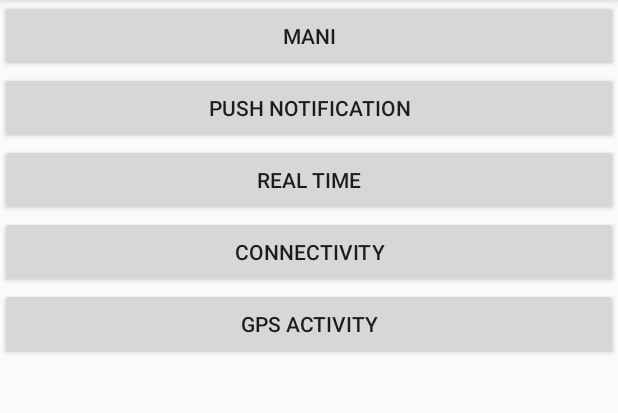
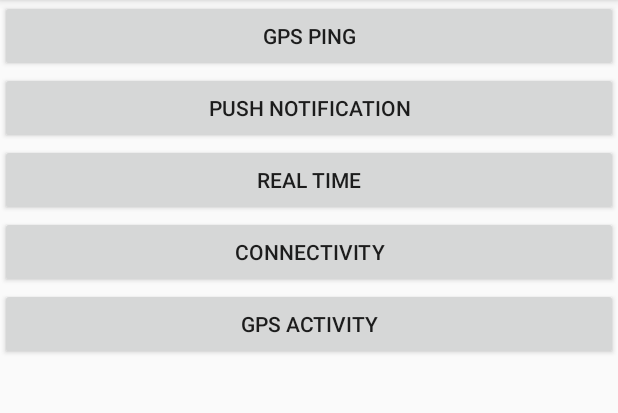
Before and after one commit to appslattur/dummy, an Android app: the screen it shows after launch (MainActivity), on a phone screen of 412 x 824 dp, the part 84-497 px from its top. Run offline under Robolectric (Android 15) with nearby library versions, the light colour scheme and no system bars.

Commit message:
Testing Done

```diff
--- a/Appslattur/app/src/main/res/layout/activity_main.xml
+++ b/Appslattur/app/src/main/res/layout/activity_main.xml
@@ -8,7 +8,7 @@
     <Button
         android:layout_width="match_parent"
         android:layout_height="wrap_content"
-        android:text="Mani"
+        android:text="GPS Ping"
         android:id="@+id/GPSBtn"
         android:layout_gravity="center_horizontal" />
 
```
